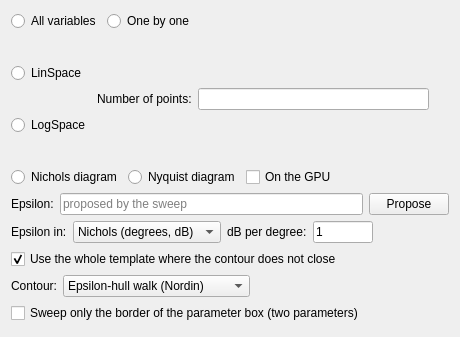
Before: the Qt Designer form src/gui/templates/templates_form.ui in Isaac-Martinez-Forte/QFTbx, drawn with Qt 5; both pictures show x 0 to 460 and y 0 to 337 of the 460 by 485 pixel window.
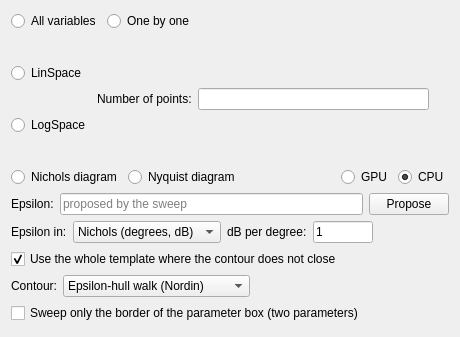
After: the same form once the commit is applied.

Diff of the .ui file:
```diff
--- a/src/gui/templates/templates_form.ui
+++ b/src/gui/templates/templates_form.ui
@@ -274,16 +274,6 @@
         <attribute name="buttonGroup"><string notr="true">diagramKind</string></attribute>
       </widget>
      </item>
-     <item>
-      <widget class="QCheckBox" name="gpuCheck">
-       <property name="toolTip">
-         <string>Sweep the family on the GPU.</string>
-        </property>
-       <property name="text">
-        <string>On the GPU</string>
-       </property>
-      </widget>
-     </item>
      <item>
       <spacer name="diagramSpacer">
        <property name="orientation">
@@ -297,6 +287,31 @@
        </property>
       </spacer>
      </item>
+     <item>
+      <widget class="QRadioButton" name="gpuRadio">
+       <property name="toolTip">
+         <string>Sweep the family and contour it on the GPU.</string>
+        </property>
+       <property name="text">
+        <string>GPU</string>
+       </property>
+        <attribute name="buttonGroup"><string notr="true">processor</string></attribute>
+      </widget>
+     </item>
+     <item>
+      <widget class="QRadioButton" name="cpuRadio">
+       <property name="toolTip">
+         <string>Sweep the family and contour it on the processor.</string>
+        </property>
+       <property name="text">
+        <string>CPU</string>
+       </property>
+       <property name="checked">
+        <bool>true</bool>
+       </property>
+        <attribute name="buttonGroup"><string notr="true">processor</string></attribute>
+      </widget>
+     </item>
     </layout>
    </item>
    <item>
```
Left out of the diff: 1 changed line with no effect on the pictures.
